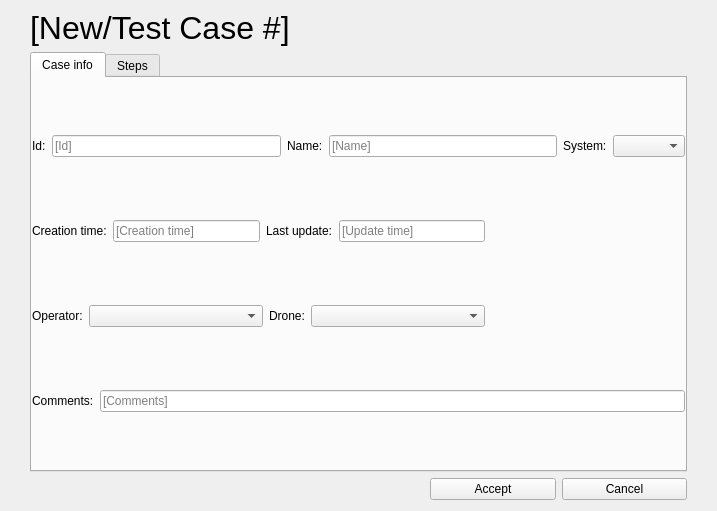
Above: ui/form_case.ui from vazmasero/UAT-Tool before the change. Below: the same form after it.
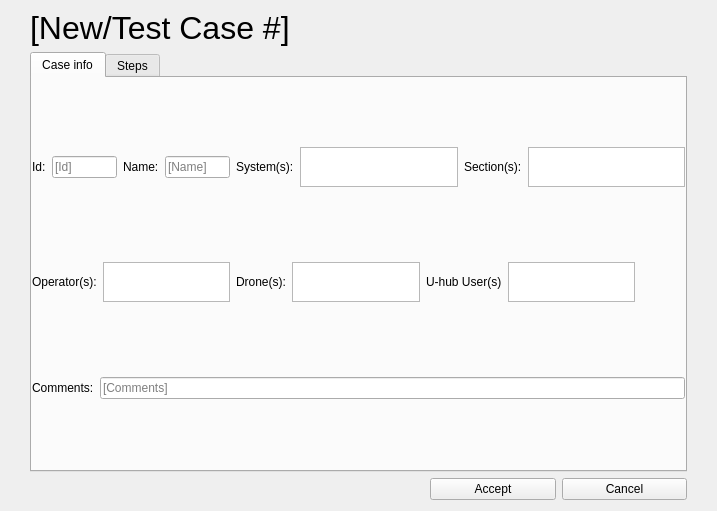
That is the form after the change. The open tabs and pages were chosen to show the change.

Commit message: Comienzo de desarrollo de test management (cases and blocks)

Diff of the .ui file:
```diff
--- a/ui/form_case.ui
+++ b/ui/form_case.ui
@@ -105,80 +105,124 @@
          <item>
           <widget class="QLabel" name="lbl_system">
            <property name="text">
-            <string>System:</string>
+            <string>System(s):</string>
            </property>
           </widget>
          </item>
          <item>
-          <widget class="QComboBox" name="cb_system"/>
-         </item>
-        </layout>
-       </item>
-       <item>
-        <layout class="QHBoxLayout" name="hlayout_date">
-         <property name="rightMargin">
-          <number>200</number>
-         </property>
-         <item>
-          <widget class="QLabel" name="lbl_creation">
-           <property name="text">
-            <string>Creation time:</string>
+          <widget class="QListWidget" name="lw_system">
+           <property name="sizePolicy">
+            <sizepolicy hsizetype="Maximum" vsizetype="Maximum">
+             <horstretch>0</horstretch>
+             <verstretch>0</verstretch>
+            </sizepolicy>
            </property>
-          </widget>
-         </item>
-         <item>
-          <widget class="QLineEdit" name="le_creation">
-           <property name="text">
-            <string/>
+           <property name="maximumSize">
+            <size>
+             <width>200</width>
+             <height>40</height>
+            </size>
            </property>
-           <property name="placeholderText">
-            <string>[Creation time]</string>
-           </property>
           </widget>
          </item>
          <item>
-          <widget class="QLabel" name="lbl_update">
+          <widget class="QLabel" name="lbl_sections">
            <property name="text">
-            <string>Last update:</string>
+            <string>Section(s):</string>
            </property>
           </widget>
          </item>
          <item>
-          <widget class="QLineEdit" name="le_update">
-           <property name="text">
-            <string/>
+          <widget class="QListWidget" name="lw_section">
+           <property name="sizePolicy">
+            <sizepolicy hsizetype="Maximum" vsizetype="Maximum">
+             <horstretch>0</horstretch>
+             <verstretch>0</verstretch>
+            </sizepolicy>
            </property>
-           <property name="placeholderText">
-            <string>[Update time]</string>
+           <property name="maximumSize">
+            <size>
+             <width>200</width>
+             <height>40</height>
+            </size>
            </property>
           </widget>
          </item>
         </layout>
        </item>
        <item>
-        <layout class="QHBoxLayout" name="hlayout_operator" stretch="0,5,0,5">
+        <layout class="QHBoxLayout" name="hlayout_operator" stretch="0,0,0,0,0,0">
          <property name="rightMargin">
-          <number>200</number>
+          <number>50</number>
          </property>
          <item>
           <widget class="QLabel" name="lbl_operator">
            <property name="text">
-            <string>Operator:</string>
+            <string>Operator(s):</string>
            </property>
           </widget>
          </item>
          <item>
-          <widget class="QComboBox" name="cb_operator"/>
+          <widget class="QListWidget" name="lw_operator">
+           <property name="sizePolicy">
+            <sizepolicy hsizetype="Maximum" vsizetype="Maximum">
+             <horstretch>0</horstretch>
+             <verstretch>0</verstretch>
+            </sizepolicy>
+           </property>
+           <property name="maximumSize">
+            <size>
+             <width>250</width>
+             <height>40</height>
+            </size>
+           </property>
+          </widget>
          </item>
          <item>
           <widget class="QLabel" name="lbl_drone">
            <property name="text">
-            <string>Drone:</string>
+            <string>Drone(s):</string>
            </property>
           </widget>
          </item>
          <item>
-          <widget class="QComboBox" name="cb_drone"/>
+          <widget class="QListWidget" name="lw_drone">
+           <property name="sizePolicy">
+            <sizepolicy hsizetype="Maximum" vsizetype="Maximum">
+             <horstretch>0</horstretch>
+             <verstretch>0</verstretch>
+            </sizepolicy>
+           </property>
+           <property name="maximumSize">
+            <size>
+             <width>250</width>
+             <height>40</height>
+            </size>
+           </property>
+          </widget>
+         </item>
+         <item>
+          <widget class="QLabel" name="lbl_uhub_user">
+           <property name="text">
+            <string>U-hub User(s)</string>
+           </property>
+          </widget>
+         </item>
+         <item>
+          <widget class="QListWidget" name="lw_uhub_user">
+           <property name="sizePolicy">
+            <sizepolicy hsizetype="Maximum" vsizetype="Maximum">
+             <horstretch>0</horstretch>
+             <verstretch>0</verstretch>
+            </sizepolicy>
+           </property>
+           <property name="maximumSize">
+            <size>
+             <width>250</width>
+             <height>40</height>
+            </size>
+           </property>
+          </widget>
          </item>
         </layout>
        </item>
```
Left out of the diff: 4 changed lines with no effect on the pictures. The commit also changes 17 other files.
